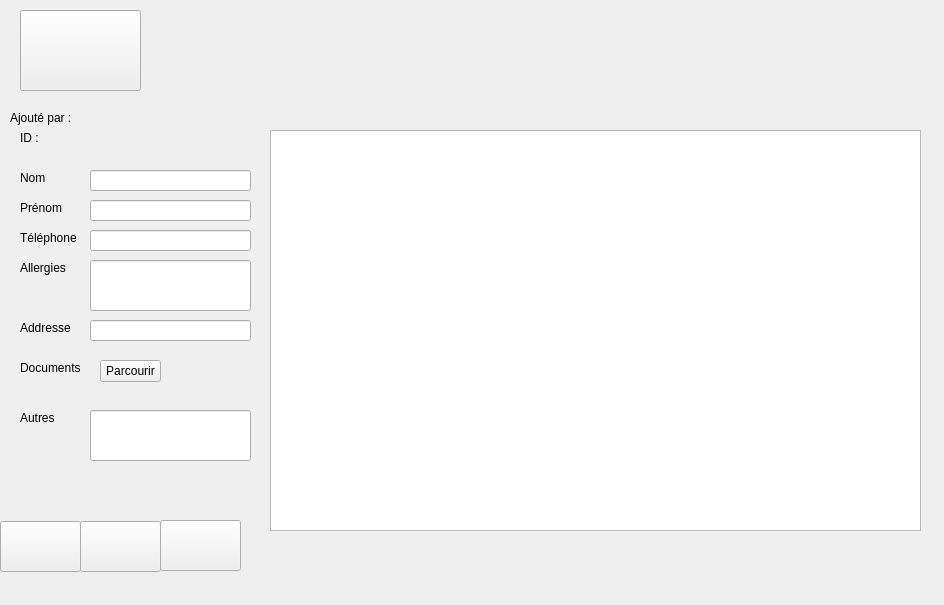
Before: the Qt Designer form patientmanagement.ui in yassinourkia/EasyCab, drawn with Qt 5.
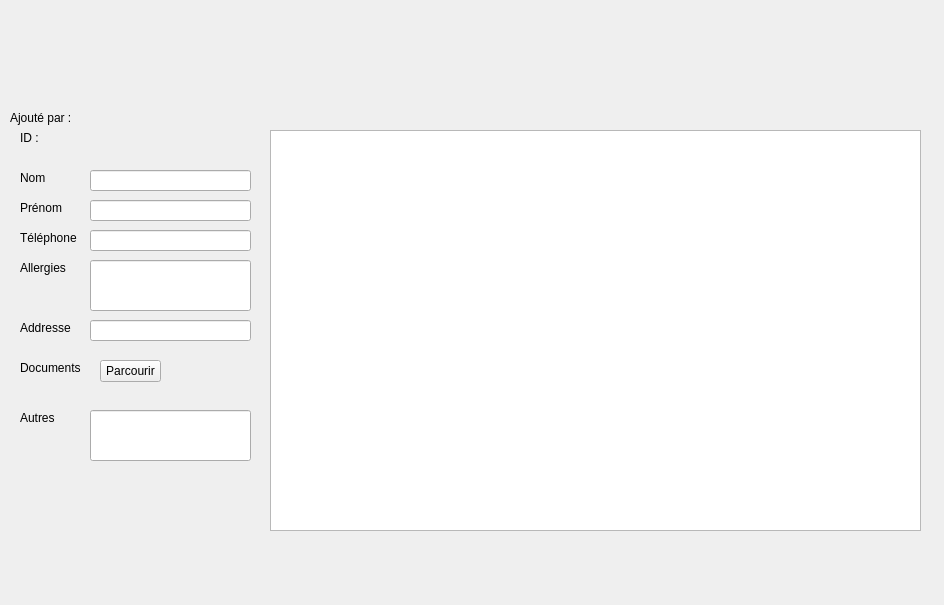
After: the same form once the commit is applied.

Patch:
```diff
--- a/patientmanagement.ui
+++ b/patientmanagement.ui
@@ -78,6 +78,9 @@
      <height>51</height>
     </rect>
    </property>
+   <property name="styleSheet">
+    <string notr="true">border:0px;</string>
+   </property>
    <property name="text">
     <string/>
    </property>
@@ -209,6 +212,9 @@
      <height>51</height>
     </rect>
    </property>
+   <property name="styleSheet">
+    <string notr="true">border:0px;</string>
+   </property>
    <property name="text">
     <string/>
    </property>
@@ -248,6 +254,9 @@
      <height>51</height>
     </rect>
    </property>
+   <property name="styleSheet">
+    <string notr="true">border:0px;</string>
+   </property>
    <property name="text">
     <string/>
    </property>
@@ -261,6 +270,9 @@
      <height>81</height>
     </rect>
    </property>
+   <property name="styleSheet">
+    <string notr="true">border:0px;</string>
+   </property>
    <property name="text">
     <string/>
    </property>
```
